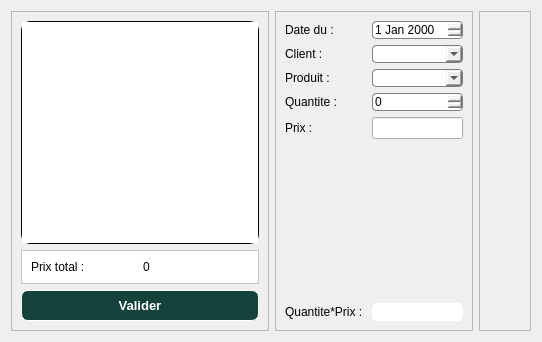
Totelof10/tsena, file bondelivraison.ui: the form before one commit.
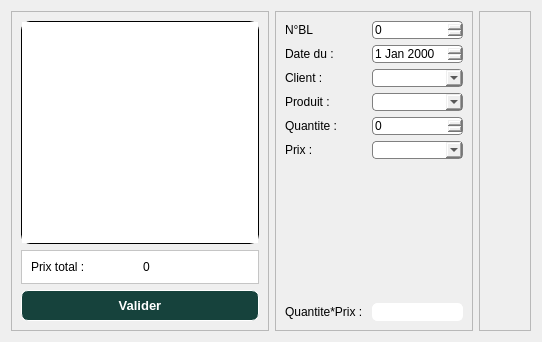
The form after the commit. Icons and pictures are not drawn.

What changed in the file:
```diff
--- a/bondelivraison.ui
+++ b/bondelivraison.ui
@@ -104,14 +104,22 @@
       <enum>QFrame::Shadow::Raised</enum>
      </property>
      <layout class="QFormLayout" name="formLayout">
-      <item row="0" column="0">
+      <item row="0" column="1">
+       <widget class="QSpinBox" name="spinBox">
+        <property name="styleSheet">
+         <string notr="true">border: 1px solid grey;
+	border-radius: 4px;</string>
+        </property>
+       </widget>
+      </item>
+      <item row="1" column="0">
        <widget class="QLabel" name="label">
         <property name="text">
          <string>Date du :</string>
         </property>
        </widget>
       </item>
-      <item row="0" column="1">
+      <item row="1" column="1">
        <widget class="QDateEdit" name="dateDeLivraison">
         <property name="styleSheet">
          <string notr="true">border: 1px solid grey;
@@ -119,14 +127,14 @@
         </property>
        </widget>
       </item>
-      <item row="1" column="0">
+      <item row="2" column="0">
        <widget class="QLabel" name="label_2">
         <property name="text">
          <string>Client : </string>
         </property>
        </widget>
       </item>
-      <item row="1" column="1">
+      <item row="2" column="1">
        <widget class="QComboBox" name="comboClient">
         <property name="styleSheet">
          <string notr="true">border: 1px solid grey;
@@ -137,14 +145,14 @@
         </property>
        </widget>
       </item>
-      <item row="2" column="0">
+      <item row="3" column="0">
        <widget class="QLabel" name="label_3">
         <property name="text">
          <string>Produit : </string>
         </property>
        </widget>
       </item>
-      <item row="2" column="1">
+      <item row="3" column="1">
        <widget class="QComboBox" name="comboProduit">
         <property name="styleSheet">
          <string notr="true">border: 1px solid grey;
@@ -155,71 +163,40 @@
         </property>
        </widget>
       </item>
-      <item row="3" column="0">
+      <item row="4" column="0">
        <widget class="QLabel" name="label_4">
         <property name="text">
          <string>Quantite :</string>
         </property>
        </widget>
       </item>
-      <item row="3" column="1">
+      <item row="4" column="1">
        <widget class="QSpinBox" name="spinBoxQuantite">
         <property name="styleSheet">
          <string notr="true">border: 1px solid grey;
 	border-radius: 4px;</string>
         </property>
+        <property name="maximum">
+         <number>999999999</number>
+        </property>
        </widget>
       </item>
-      <item row="4" column="0">
+      <item row="5" column="0">
        <widget class="QLabel" name="label_5">
         <property name="text">
          <string>Prix : </string>
         </property>
        </widget>
       </item>
-      <item row="4" column="1">
-       <widget class="QLineEdit" name="lineEditPrix">
-        <property name="styleSheet">
-         <string notr="true">QLineEdit{
-	border: 1px solid white;
-	border-radius: 5px;
-}
-
-QLineEdit:focus{
-	border: 1px solid black;
-}border: 1px solid grey;
-	border-radius: 4px;</string>
-        </property>
-        <property name="readOnly">
-         <bool>true</bool>
-        </property>
-       </widget>
-      </item>
-      <item row="6" column="0">
-       <widget class="QLabel" name="label_6">
-        <property name="text">
-         <string>Quantite*Prix : </string>
-        </property>
-       </widget>
-      </item>
-      <item row="6" column="1">
-       <widget class="QLineEdit" name="lineEditTotal">
-        <property name="styleSheet">
-         <string notr="true">QLineEdit{
-	border: 1px solid white;
-	border-radius: 5px;
-}
-
-QLineEdit:focus{
-	border: 1px solid black;
-}</string>
-        </property>
-        <property name="readOnly">
-         <bool>true</bool>
-        </property>
-       </widget>
-      </item>
       <item row="5" column="1">
+       <widget class="QComboBox" name="comboBoxPrix">
+        <property name="styleSheet">
+         <string notr="true">border: 1px solid grey;
+	border-radius: 4px;</string>
+        </property>
+       </widget>
+      </item>
+      <item row="6" column="1">
        <spacer name="verticalSpacer">
         <property name="orientation">
          <enum>Qt::Orientation::Vertical</enum>
@@ -232,6 +209,37 @@
         </property>
        </spacer>
       </item>
+      <item row="7" column="0">
+       <widget class="QLabel" name="label_6">
+        <property name="text">
+         <string>Quantite*Prix : </string>
+        </property>
+       </widget>
+      </item>
+      <item row="7" column="1">
+       <widget class="QLineEdit" name="lineEditTotal">
+        <property name="styleSheet">
+         <string notr="true">QLineEdit{
+	border: 1px solid white;
+	border-radius: 5px;
+}
+
+QLineEdit:focus{
+	border: 1px solid black;
+}</string>
+        </property>
+        <property name="readOnly">
+         <bool>true</bool>
+        </property>
+       </widget>
+      </item>
+      <item row="0" column="0">
+       <widget class="QLabel" name="label_8">
+        <property name="text">
+         <string>N°BL</string>
+        </property>
+       </widget>
+      </item>
      </layout>
     </widget>
    </item>
```
